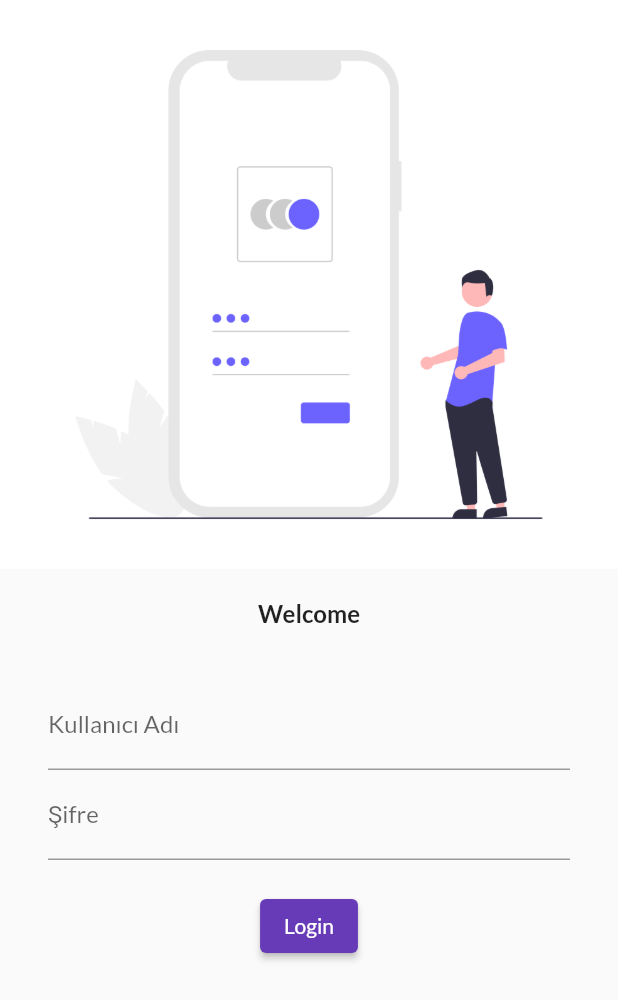
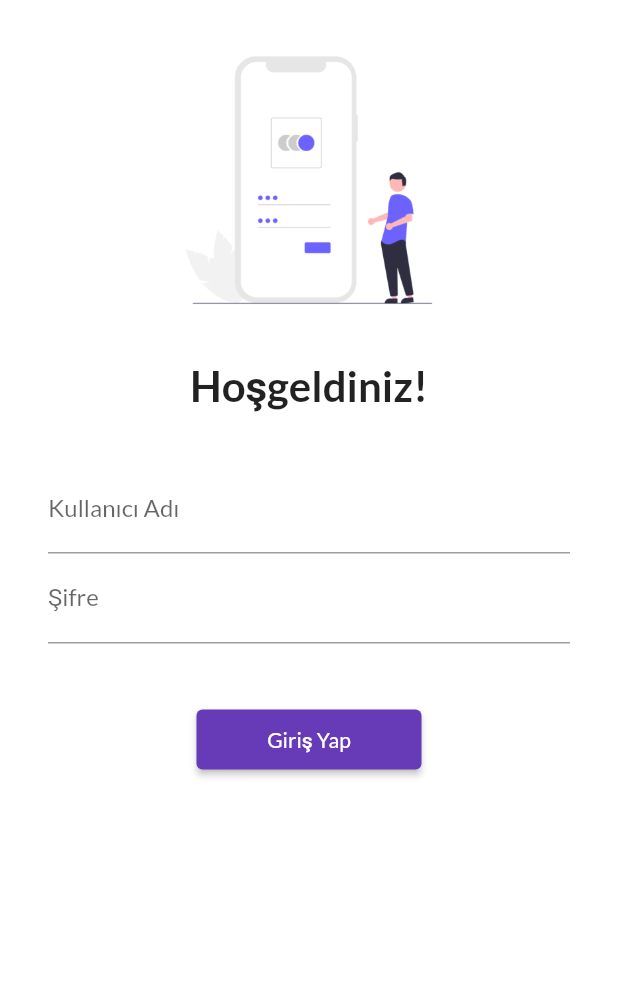
Before and after one commit to ttolgaerdogan/flutter-course, a Flutter app: the screen it shows after launch, on a phone screen of 412 x 824 dp. Shown: the top 1000 px of the screen. Run offline on Flutter 3.47's test engine with Material 2 defaults, Android fonts, the phone set to English and light mode, and no system bars; our stand-ins replace google_fonts.

Commit message:
day 5 completed

```diff
--- a/lib/main.dart
+++ b/lib/main.dart
@@ -1,4 +1,5 @@
 import "package:flutter/material.dart";
+import 'package:flutter_application_1/utils/routes.dart';
 import "pages/login_page.dart";
 import "pages/home_page.dart";
 import "package:google_fonts/google_fonts.dart";
@@ -14,6 +15,7 @@ class MyApp extends StatelessWidget {
   Widget build(BuildContext context) {
     return MaterialApp(
       themeMode: ThemeMode.light,
+      // debugShowCheckedModeBanner: false,
       theme: ThemeData(
           primarySwatch: Colors.deepPurple,
           fontFamily: GoogleFonts.lato().fontFamily),
@@ -23,8 +25,8 @@ class MyApp extends StatelessWidget {
       initialRoute: "/",
       routes: {
         "/": (context) => const LoginPage(),
-        "/home": (context) => const HomePage(),
-        "/login": (context) => const LoginPage(),
+        MyRoutes.homeRoute: (context) => const HomePage(),
+        MyRoutes.loginRoute: (context) => const LoginPage(),
       },
     );
   }
--- a/lib/pages/login_page.dart
+++ b/lib/pages/login_page.dart
@@ -1,4 +1,5 @@
 import "package:flutter/material.dart";
+import 'package:flutter_application_1/utils/routes.dart';
 
 class LoginPage extends StatelessWidget {
   const LoginPage({super.key});
@@ -6,17 +7,23 @@ class LoginPage extends StatelessWidget {
   @override
   Widget build(BuildContext context) {
     return Material(
+      color: Colors.white,
+      child: SingleChildScrollView(
         child: Column(
           children: [
+            const SizedBox(
+              height: 20.0,
+            ),
             Image.asset(
               "assets/images/login_image.png",
               fit: BoxFit.cover,
+              height: 200,
             ),
             const SizedBox(
               height: 20.0,
             ),
-          const Text("Welcome",
-              style: TextStyle(fontSize: 16, fontWeight: FontWeight.bold)),
+            const Text("Hoşgeldiniz!",
+                style: TextStyle(fontSize: 28, fontWeight: FontWeight.bold)),
             const SizedBox(
               height: 20.0,
             ),
@@ -36,20 +43,22 @@ class LoginPage extends StatelessWidget {
                         hintText: "Şifrenizi giriniz", labelText: "Şifre"),
                   ),
                   const SizedBox(
-                  height: 20.0,
+                    height: 40.0,
                   ),
                   ElevatedButton(
-                  style: TextButton.styleFrom(),
+                    style:
+                        TextButton.styleFrom(minimumSize: const Size(150, 40)),
                     onPressed: () {
-                    print("Tolga");
+                      Navigator.pushNamed(context, MyRoutes.homeRoute);
                     },
-                  child: const Text("Login"),
+                    child: const Text("Giriş Yap"),
                   )
                 ],
               ),
             )
           ],
         ),
+      ),
     );
   }
 }
--- /dev/null
+++ b/lib/utils/routes.dart
@@ -0,0 +1,4 @@
+class MyRoutes {
+  static String loginRoute = "/login";
+  static String homeRoute = "/home";
+}
```
Also changed, not shown: 7 other files. Lines whose indentation alone changed are shown as unchanged.
